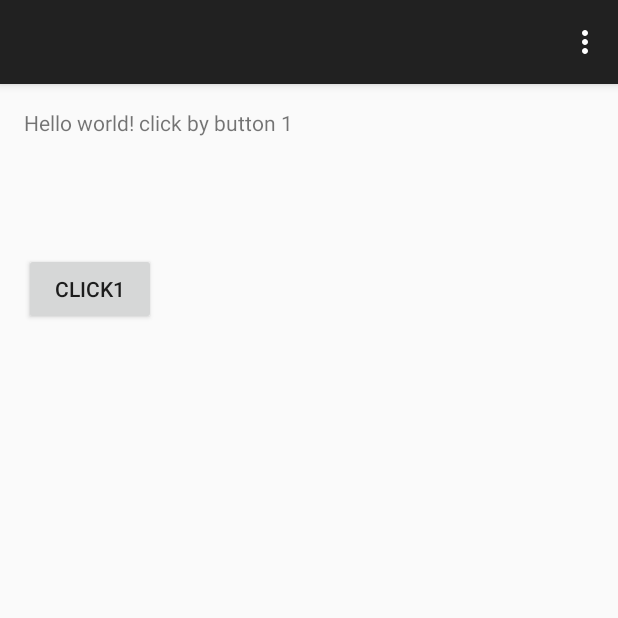
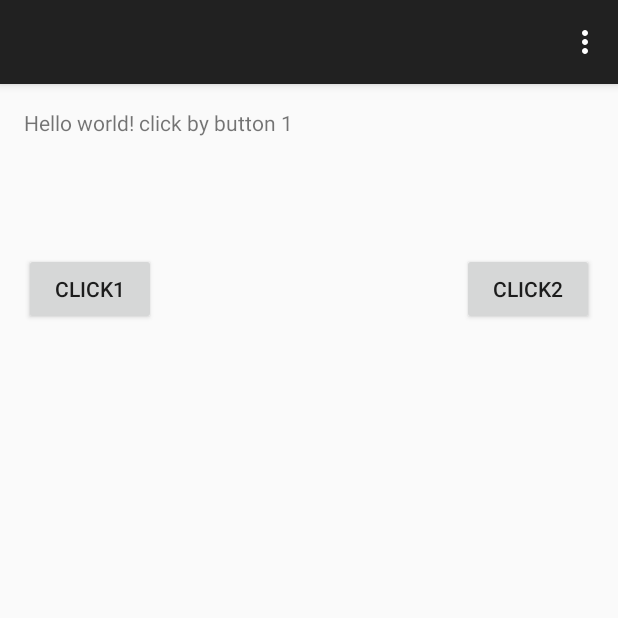
Before and after one commit to ybdesire/android_dev_learn, an Android app: the MainActivity screen opened directly, with no data from a screen before it, after a tap on "CLICK1", on a phone screen of 412 x 824 dp, the top half of it. Run offline under Robolectric (Android 15) with nearby library versions, the phone set to English and light mode, and no system bars; 1 other tap on this screen came first.

Commit message:
Button click event by adding click listener function.

```diff
--- a/HelloWorld/app/src/main/java/com/example/biny/helloworld/MainActivity.java
+++ b/HelloWorld/app/src/main/java/com/example/biny/helloworld/MainActivity.java
@@ -5,6 +5,7 @@ import android.os.Bundle;
 import android.view.Menu;
 import android.view.MenuItem;
 import android.view.View;
+import android.widget.Button;
 import android.widget.TextView;
 
 
@@ -14,6 +15,16 @@ public class MainActivity extends ActionBarActivity {
     protected void onCreate(Bundle savedInstanceState) {
         super.onCreate(savedInstanceState);
         setContentView(R.layout.activity_main);
+
+        Button btn=(Button)findViewById(R.id.button2);//find button by id(defined at activity_main.xml)
+
+        btn.setOnClickListener(new View.OnClickListener() {
+            public void onClick(View v) {
+                TextView txt=(TextView)findViewById(R.id.textView);//find output label by id
+                txt.setText("Hello world! click by button 2");
+            }
+        });
+
     }
 
 
--- a/HelloWorld/app/src/main/res/layout/activity_main.xml
+++ b/HelloWorld/app/src/main/res/layout/activity_main.xml
@@ -20,4 +20,13 @@
         android:layout_alignParentStart="true"
         android:layout_marginTop="77dp" />
 
+    <Button
+        android:layout_width="wrap_content"
+        android:layout_height="wrap_content"
+        android:text="Click2"
+        android:id="@+id/button2"
+        android:layout_alignTop="@+id/button1"
+        android:layout_alignParentRight="true"
+        android:layout_alignParentEnd="true" />
+
 </RelativeLayout>
```
